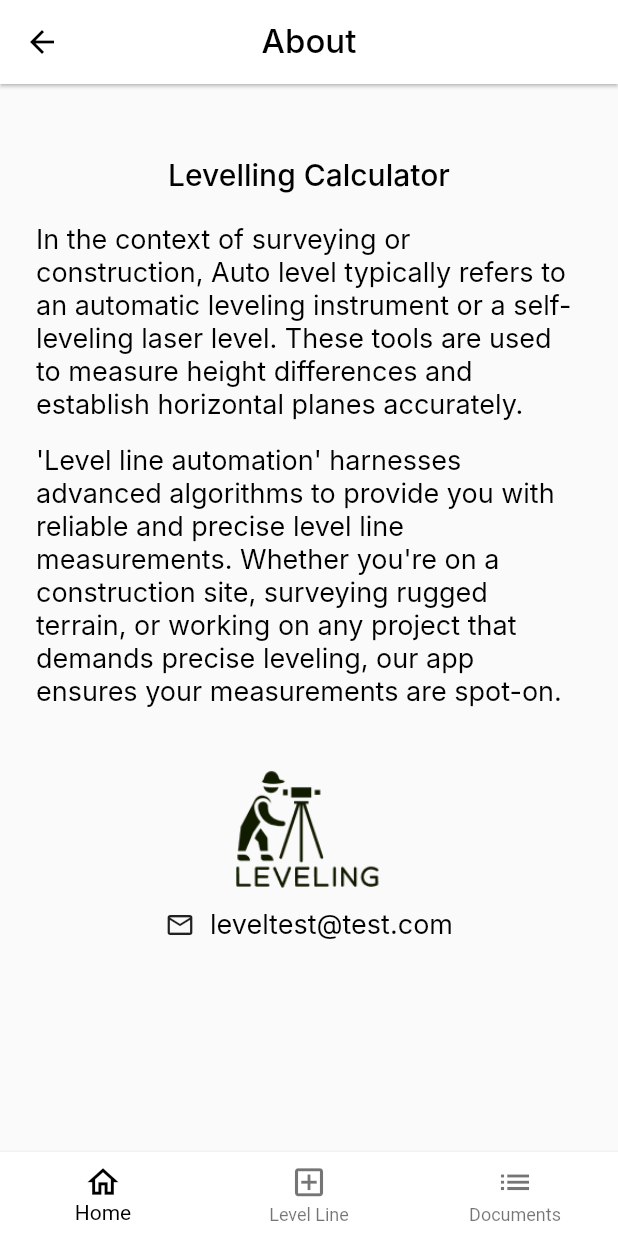
After one commit to RasikaRD/auto_leveling, a Flutter app: the screen it shows once a user with an empty profile is signed in, after a tap on "About App", on a phone screen of 412 x 824 dp. The commit adds this screen. Run offline on Flutter 3.47's test engine with Material 2 defaults, Android fonts, the light colour scheme and no system bars; our stand-ins replace firebase_auth, firebase_core, logger; accounts and stored records are empty; Roboto replaces fonts that are missing (Inter).

Commit message:
home screen update

```diff
--- /dev/null
+++ b/lib/Screens/about_app_screen.dart
@@ -0,0 +1,77 @@
+import 'package:auto_leveling/constant/colors.dart';
+import 'package:auto_leveling/constant/styles.dart';
+import 'package:auto_leveling/widgets/navbar.dart';
+import 'package:flutter/material.dart';
+
+class AboutApp extends StatelessWidget {
+  const AboutApp({super.key});
+
+  @override
+  Widget build(BuildContext context) {
+    return Scaffold(
+      appBar: AppBar(
+        title: const Text(
+          'About',
+          style: headerStyle,
+          textAlign: TextAlign.center,
+        ),
+        backgroundColor: bgWhite,
+        foregroundColor: bgBlack,
+        centerTitle: true,
+        elevation: 1,
+      ),
+      body: ListView(
+        padding: const EdgeInsets.all(24),
+        children: [
+          const SizedBox(
+            height: 25,
+          ),
+          const Text(
+            'Levelling Calculator',
+            style: pageHeaderStyle,
+            textAlign: TextAlign.center,
+          ),
+          const SizedBox(
+            height: 20,
+          ),
+          const Text(
+            'In the context of surveying or construction, Auto level typically refers to an automatic leveling instrument or a self-leveling laser level. These tools are used to measure height differences and establish horizontal planes accurately.',
+            style: bodyTextStyle,
+          ),
+          const SizedBox(
+            height: 15,
+          ),
+          const Text(
+            "'Level line automation' harnesses advanced algorithms to provide you with reliable and precise level line measurements. Whether you're on a construction site, surveying rugged terrain, or working on any project that demands precise leveling, our app ensures your measurements are spot-on.",
+            style: bodyTextStyle,
+          ),
+          const SizedBox(
+            height: 40,
+          ),
+          Center(
+            child: Image.asset(
+              'assets/images/Logo_Leveling_App.png',
+              width: 110,
+            ),
+          ),
+          const SizedBox(height: 5,),
+          const Row(
+            mainAxisAlignment: MainAxisAlignment.center,
+            crossAxisAlignment: CrossAxisAlignment.center,
+            children: [
+              Icon(Icons.mail_outline, size: 20),
+              SizedBox(
+                width: 10,
+              ),
+              Text(
+                'leveltest@test.com',
+                style: bodyTextStyle,
+              )
+            ],
+          )
+        ],
+      ),
+      bottomNavigationBar: const BottomNavBar(),
+    );
+  }
+}
--- /dev/null
+++ b/lib/Screens/documents/documents.dart
@@ -0,0 +1,117 @@
+import 'package:auto_leveling/constant/colors.dart';
+import 'package:auto_leveling/constant/styles.dart';
+import 'package:auto_leveling/widgets/navbar.dart';
+import 'package:flutter/material.dart';
+
+class DocumentsScreen extends StatefulWidget {
+  const DocumentsScreen({super.key});
+
+  @override
+  State<DocumentsScreen> createState() => _DocumentsScreenState();
+}
+
+class _DocumentsScreenState extends State<DocumentsScreen> {
+  @override
+  Widget build(BuildContext context) {
+    return Scaffold(
+      appBar: AppBar(
+        title: const Text(
+          'Documents',
+          style: headerStyle,
+          textAlign: TextAlign.center,
+        ),
+        backgroundColor: bgWhite,
+        foregroundColor: bgBlack,
+        centerTitle: true,
+        elevation: 1,
+      ),
+      body: SingleChildScrollView(
+        child: Padding(
+          padding: const EdgeInsets.all(22.0),
+          child: Column(
+            children: [
+              Container(
+                width: double.infinity,
+                decoration: BoxDecoration(
+                  color: const Color.fromARGB(51, 173, 173, 173),
+                  border:
+                      Border.all(color: const Color.fromARGB(255, 83, 83, 83)),
+                  borderRadius: BorderRadius.circular(8.0),
+                ),
+                padding:
+                    const EdgeInsets.symmetric(horizontal: 10, vertical: 15),
+                margin: const EdgeInsets.all(8),
+                child: const Column(
+                  children: [
+                    Row(
+                      crossAxisAlignment: CrossAxisAlignment.start,
+                      children: [
+                        Icon(
+                          Icons.check_circle_outline,
+                          size: 24,
+                          color: Colors.green,
+                        ),
+                        SizedBox(
+                          width: 10,
+                        ),
+                        Column(
+                          crossAxisAlignment: CrossAxisAlignment.start,
+                          children: [
+                            Text(
+                              'Kandy - Galaha B456 level line',
+                              style: primaryFontStyle,
+                            ),
+                            SizedBox(
+                              height: 10,
+                            ),
+                            Row(
+                              children: [
+                                Text('Start Date : ', style: grayTextStyle),
+                                Text('15-11-2023', style: grayTextStyle),
+                              ],
+                            ),
+                            SizedBox(
+                              height: 5,
+                            ),
+                            Row(
+                              children: [
+                                Text('End Date : ', style: grayTextStyle),
+                                Text('22-11-2023', style: grayTextStyle),
+                              ],
+                            ),
+                          ],
+                        )
+                      ],
+                    ),
+                    SizedBox(
+                      height: 20,
+                    ),
+                    Row(
+                      mainAxisAlignment: MainAxisAlignment.end,
+                      children: [
+                        Icon(Icons.file_download_outlined),
+                        SizedBox(
+                          width: 40,
+                        ),
+                        Icon(Icons.cloud_upload_outlined),
+                        SizedBox(
+                          width: 40,
+                        ),
+                        Icon(Icons.share_outlined),
+                        SizedBox(
+                          width: 40,
+                        ),
+                        Icon(Icons.delete_outline_rounded),
+                      ],
+                    )
+                  ],
+                ),
+              )
+            ],
+          ),
+        ),
+      ),
+      bottomNavigationBar: const BottomNavBar(),
+    );
+  }
+}
--- /dev/null
+++ b/lib/Screens/home/home.dart
@@ -0,0 +1,270 @@
+import 'package:auto_leveling/Screens/about_app_screen.dart';
+import 'package:auto_leveling/Screens/documents/documents.dart';
+import 'package:auto_leveling/widgets/main_drawer.dart';
+import 'package:auto_leveling/constant/colors.dart';
+import 'package:auto_leveling/constant/styles.dart';
+import 'package:auto_leveling/services/auth.dart';
+import 'package:auto_leveling/widgets/navbar.dart';
+import 'package:auto_leveling/widgets/navbar2.dart';
+import 'package:flutter/material.dart';
+
+class Home extends StatelessWidget {
+  const Home({super.key});
+
+  @override
+  Widget build(BuildContext context) {
+    final AuthService _auth = AuthService();
+    const index = 0;
+    return Scaffold(
+      appBar: AppBar(
+        // leading: ElevatedButton(
+        //   onPressed: () {
+        //     Navigator.of(context).push(MaterialPageRoute(
+        //       builder: (context) => const MenuScreen(),
+        //     ));
+        //   },
+        //   style: ElevatedButton.styleFrom(
+        //       foregroundColor: Colors.black,
+        //       backgroundColor: Colors.white,
+        //       elevation: 0),
+        //   child: const Icon(Icons.menu_rounded),
+        // ),
+        title: const Text(
+          'Auto Leveling',
+          style: headerStyle,
+          textAlign: TextAlign.center,
+        ),
+        backgroundColor: bgWhite,
+        foregroundColor: bgBlack,
+        centerTitle: true,
+        elevation: 1,
+      ),
+      drawer: const MainDrawer(),
+      body: Padding(
+        padding: const EdgeInsets.symmetric(horizontal: 5),
+        child: Column(
+          crossAxisAlignment: CrossAxisAlignment.center,
+          mainAxisAlignment: MainAxisAlignment.center,
+          children: [
+            Row(
+              mainAxisAlignment: MainAxisAlignment.spaceEvenly,
+              children: [
+                GestureDetector(
+                  onTap: () {},
+                  child: Container(
+                    width: 175,
+                    height: 130,
+                    decoration: BoxDecoration(
+                      color: const Color.fromARGB(51, 173, 173, 173),
+                      border: Border.all(
+                          color: const Color.fromARGB(255, 83, 83, 83)),
+                      borderRadius: BorderRadius.circular(20.0),
+                    ),
+                    padding:
+                        const EdgeInsets.symmetric(horizontal: 5, vertical: 20),
+                    margin: const EdgeInsets.all(8),
+                    child: const Column(
+                      mainAxisAlignment: MainAxisAlignment.spaceEvenly,
+                      children: [
+                        Icon(
+                          Icons.error_outline,
+                          color: Colors.black,
+                          size: 40,
+                        ),
+                        SizedBox(height: 8.0),
+                        Text(
+                          'Collimation error',
+                          style: primaryFontStyle,
+                        )
+                      ],
+                    ),
+                  ),
+                ),
+                GestureDetector(
+                  onTap: () {},
+                  child: Container(
+                    width: 175,
+                    height: 130,
+                    decoration: BoxDecoration(
+                      color: const Color.fromARGB(51, 173, 173, 173),
+                      border: Border.all(
+                          color: const Color.fromARGB(255, 83, 83, 83)),
+                      borderRadius: BorderRadius.circular(20.0),
+                    ),
+                    padding:
+                        const EdgeInsets.symmetric(horizontal: 5, vertical: 20),
+                    margin: const EdgeInsets.all(8),
+                    child: const Column(
+                      mainAxisAlignment: MainAxisAlignment.spaceEvenly,
+                      children: [
+                        Icon(
+                          Icons.add_box_outlined,
+                          color: Colors.black,
+                          size: 40,
+                        ),
+                        SizedBox(height: 8.0),
+                        Text(
+                          'Level Line',
+                          style: primaryFontStyle,
+                        )
+                      ],
+                    ),
+                  ),
+                ),
+              ],
+            ),
+            const SizedBox(
+              height: 10,
+            ),
+            Row(
+              mainAxisAlignment: MainAxisAlignment.spaceEvenly,
+              children: [
+                GestureDetector(
+                  onTap: () {},
+                  child: Container(
+                    width: 175,
+                    height: 130,
+                    decoration: BoxDecoration(
+                      color: const Color.fromARGB(51, 173, 173, 173),
+                      border: Border.all(
+                          color: const Color.fromARGB(255, 83, 83, 83)),
+                      borderRadius: BorderRadius.circular(20.0),
+                    ),
+                    padding:
+                        const EdgeInsets.symmetric(horizontal: 5, vertical: 20),
+                    margin: const EdgeInsets.all(8),
+                    child: const Column(
+                      mainAxisAlignment: MainAxisAlignment.spaceEvenly,
+                      children: [
+                        Icon(
+                          Icons.add_box_outlined,
+                          color: Colors.black,
+                          size: 40,
+                        ),
+                        SizedBox(height: 8.0),
+                        Text(
+                          'Level Setting Out',
+                          style: primaryFontStyle,
+                        )
+                      ],
+                    ),
+                  ),
+                ),
+                GestureDetector(
+                  onTap: () {
+                    Navigator.of(context).push(MaterialPageRoute(
+                      builder: (context) => const DocumentsScreen(),
+                    ));
+                  },
+                  child: Container(
+                    width: 175,
+                    height: 130,
+                    decoration: BoxDecoration(
+                      color: const Color.fromARGB(51, 173, 173, 173),
+                      border: Border.all(
+                          color: const Color.fromARGB(255, 83, 83, 83)),
+                      borderRadius: BorderRadius.circular(20.0),
+                    ),
+                    padding:
+                        const EdgeInsets.symmetric(horizontal: 5, vertical: 20),
+                    margin: const EdgeInsets.all(8),
+                    child: const Column(
+                      mainAxisAlignment: MainAxisAlignment.spaceEvenly,
+                      children: [
+                        Icon(
+                          Icons.content_paste,
+                          color: Colors.black,
+                          size: 40,
+                        ),
+                        SizedBox(height: 8.0),
+                        Text(
+                          'Documents',
+                          style: primaryFontStyle,
+                        )
+                      ],
+                    ),
+                  ),
+                ),
+              ],
+            ),
+            const SizedBox(
+              height: 10,
+            ),
+            Row(
+              mainAxisAlignment: MainAxisAlignment.spaceEvenly,
+              children: [
+                GestureDetector(
+                  onTap: () {},
+                  child: Container(
+                    width: 175,
+                    height: 130,
+                    decoration: BoxDecoration(
+                      color: const Color.fromARGB(51, 173, 173, 173),
+                      border: Border.all(
+                          color: const Color.fromARGB(255, 83, 83, 83)),
+                      borderRadius: BorderRadius.circular(20.0),
+                    ),
+                    padding:
+                        const EdgeInsets.symmetric(horizontal: 5, vertical: 20),
+                    margin: const EdgeInsets.all(8),
+                    child: const Column(
+                      mainAxisAlignment: MainAxisAlignment.spaceEvenly,
+                      children: [
+                        Icon(
+                          Icons.settings_outlined,
+                          color: Colors.black,
+                          size: 40,
+                        ),
+                        SizedBox(height: 8.0),
+                        Text(
+                          'Settings',
+                          style: primaryFontStyle,
+                        )
+                      ],
+                    ),
+                  ),
+                ),
+                GestureDetector(
+                  onTap: () {
+                    Navigator.of(context).push(
+                      MaterialPageRoute(builder: (context) => const AboutApp()),
+                    );
+                  },
+                  child: Container(
+                    width: 175,
+                    height: 130,
+                    decoration: BoxDecoration(
+                      color: const Color.fromARGB(51, 173, 173, 173),
+                      border: Border.all(
+                          color: const Color.fromARGB(255, 83, 83, 83)),
+                      borderRadius: BorderRadius.circular(20.0),
+                    ),
+                    padding:
+                        const EdgeInsets.symmetric(horizontal: 5, vertical: 20),
+                    margin: const EdgeInsets.all(8),
+                    child: const Column(
+                      mainAxisAlignment: MainAxisAlignment.spaceEvenly,
+                      children: [
+                        Icon(
+                          Icons.phone_android,
+                          color: Colors.black,
+                          size: 40,
+                        ),
+                        SizedBox(height: 8.0),
+                        Text(
+                          'About App',
+                          style: primaryFontStyle,
+                        )
+                      ],
+                    ),
+                  ),
+                ),
+              ],
+            ),
+          ],
+        ),
+      ),
+      bottomNavigationBar: const BottomNavBar(),
+    );
+  }
+}
--- a/lib/constant/styles.dart
+++ b/lib/constant/styles.dart
@@ -33,5 +33,9 @@ ButtonStyle raisedButtonStyle = ElevatedButton.styleFrom(
 );
 
 // font style
-const TextStyle headerStyle = TextStyle(color: bgBlack, fontSize: 22, fontWeight: FontWeight.w500);
-const TextStyle primaryFontStyle = TextStyle(color: bgBlack, fontSize: 18, fontWeight: FontWeight.w400);
+const TextStyle headerStyle = TextStyle(color: bgBlack, fontSize: 22, fontWeight: FontWeight.w500,fontFamily: 'Inter',);
+const TextStyle pageHeaderStyle = TextStyle(color: bgBlack, fontSize: 20, fontWeight: FontWeight.w500,fontFamily: 'Inter',);
+const TextStyle primaryFontStyle = TextStyle(color: bgBlack, fontSize: 18, fontWeight: FontWeight.w400,fontFamily: 'Inter',);
+const TextStyle primaryFont2Style = TextStyle(color: bgBlack, fontSize: 18, fontWeight: FontWeight.w500,fontFamily: 'Inter',height: 0.08);
+const TextStyle bodyTextStyle = TextStyle(color: bgBlack, fontSize: 18, fontWeight: FontWeight.w400,fontFamily: 'Inter', );
+const TextStyle grayTextStyle = TextStyle(color: bgBlack, fontSize: 14, fontWeight: FontWeight.w300,fontFamily: 'Inter', );
--- /dev/null
+++ b/lib/widgets/navbar.dart
@@ -0,0 +1,47 @@
+import 'package:auto_leveling/constant/colors.dart';
+import 'package:auto_leveling/constant/styles.dart';
+import 'package:flutter/material.dart';
+
+class BottomNavBar extends StatefulWidget {
+  const BottomNavBar({super.key});
+
+  @override
+  State<BottomNavBar> createState() => _BottomNavBarState();
+}
+
+class _BottomNavBarState extends State<BottomNavBar> {
+  int _selectedIndex = 0;
+
+  void _onItemTapped(int index) {
+    setState(() {
+      _selectedIndex = index;
+    });
+  }
+
+  @override
+  Widget build(BuildContext context) {
+    return BottomNavigationBar(
+      iconSize: 25,
+      items: const <BottomNavigationBarItem>[
+        BottomNavigationBarItem(
+          icon: Icon(Icons.home_outlined),
+          label: 'Home',
+        ),
+        BottomNavigationBarItem(
+          icon: Icon(Icons.add_box_outlined),
+          label: 'Level Line',
+        ),
+        BottomNavigationBarItem(
+          icon: Icon(Icons.list),
+          label: 'Documents',
+        ),
+      ],
+      currentIndex: _selectedIndex,
+      selectedItemColor: const Color.fromARGB(255, 0, 0, 0),
+      onTap: (_onItemTapped),
+      backgroundColor: bgWhite,
+      selectedFontSize: 14,
+      elevation: 2,
+    );
+  }
+}
```
